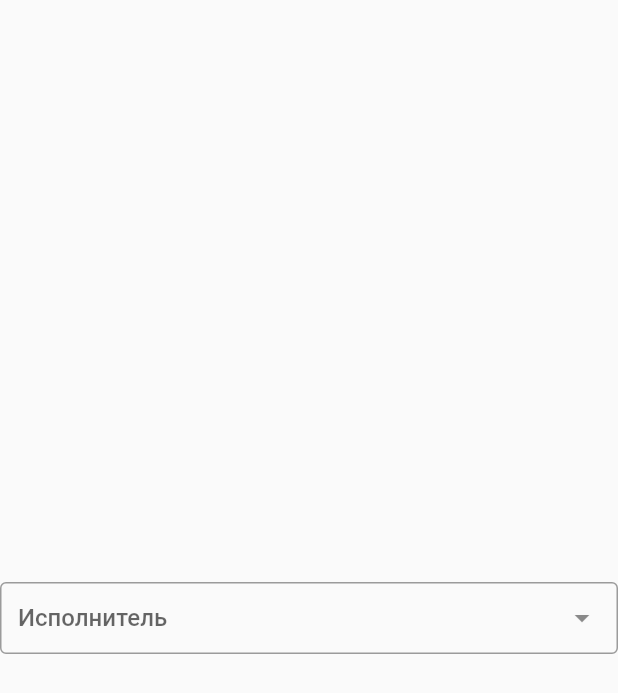
After one commit to petyaas/eclipse_cosmetic, a Flutter app: the Drop_daon_page screen opened directly, on a phone screen of 412 x 824 dp. The commit adds this screen. Shown: the top 693 px of the screen. Run offline on Flutter 3.47's test engine with Material 2 defaults, Android fonts, the phone set to English and light mode, and no system bars; drawn by our look-alikes of dropdown_search; our stand-ins replace email_validator.

Commit message:
Add font

```diff
--- a/lib/main.dart
+++ b/lib/main.dart
@@ -1,6 +1,7 @@
 
 
 import 'package:eclipse_cosmetic/pages/dialog_page.dart';
+import 'package:eclipse_cosmetic/pages/drop_dawn.dart';
 
 import './pages/login.dart';
 import 'package:flutter/material.dart';
@@ -51,6 +52,15 @@ class MyHomePage extends StatelessWidget {
                     );
                   }
               ),
+              RaisedButton(
+                  child: Text('Диалоговое окно'),
+                  onPressed: (){
+                    Navigator.push(
+                      context,
+                      MaterialPageRoute(builder: (context) => Drop_daon_page()),
+                    );
+                  }
+              ),
             ],
         ),
     );
--- a/lib/pages/dialog_page.dart
+++ b/lib/pages/dialog_page.dart
@@ -71,8 +71,6 @@ class _Dialog_widgetState extends State<Dialog_widget> {
                         setState(() {
 
                         });
-
-
 //                       Navigator.pop(context);
                       },
                       on_deny_text: 'no',
--- /dev/null
+++ b/lib/pages/drop_dawn.dart
@@ -0,0 +1,20 @@
+import 'package:eclipse_cosmetic/widgets/drop_down_widget.dart';
+import 'package:flutter/material.dart';
+
+class Drop_daon_page extends StatelessWidget {
+  @override
+  Widget build(BuildContext context) {
+    return SafeArea(
+        child: Scaffold(
+          body: Center(
+            child:Drop_down_widget(
+              hint: 'Исполнитель',
+              items: ["jhasjkdas","ashdjkashj","asjhdash"],
+              onchangeitem: (String chengeditem){
+                print(chengeditem);
+              },
+            ),
+          ),
+        ));
+  }
+}
--- /dev/null
+++ b/lib/widgets/drop_down_widget.dart
@@ -0,0 +1,24 @@
+
+import 'package:dropdown_search/dropdown_search.dart';
+import 'package:flutter/material.dart';
+
+
+class Drop_down_widget extends StatelessWidget {
+  final String hint;
+  final List<String> items;
+  final Function onchangeitem;
+  const Drop_down_widget({Key key, this.hint, this.items, this.onchangeitem}) : super(key: key);
+  @override
+  Widget build(BuildContext context) {
+    return DropdownSearch<String>(
+        mode: Mode.MENU,
+        //showSelectedItem: true,
+        items: items,
+        label: hint,
+        hint: hint,
+//        popupItemDisabled: (String s) => s.startsWith('I'),
+        onChanged: onchangeitem,
+        //selectedItem: "Brazil"
+        );
+  }
+}
--- a/pubspec.yaml
+++ b/pubspec.yaml
@@ -31,6 +31,7 @@ dependencies:
   email_validator: ^1.0.6
   expandable: ^4.1.4
   provider: ^4.3.3
+  dropdown_search: ^0.4.9
 
 dev_dependencies:
   flutter_test:
```
Also changed, not shown: pubspec.lock.
